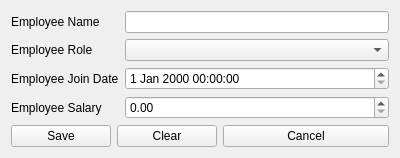
Old version of the form gui/FormAddEmployee.ui in the repository M-ElSherif/Nursery.
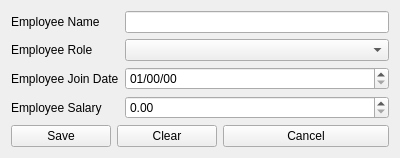
New version of the form.

Patch:
```diff
--- a/gui/FormAddEmployee.ui
+++ b/gui/FormAddEmployee.ui
@@ -44,7 +44,11 @@
       </widget>
      </item>
      <item row="2" column="1">
-      <widget class="QDateTimeEdit" name="dteEmployeeJoinDate"/>
+      <widget class="QDateTimeEdit" name="dteEmployeeJoinDate">
+       <property name="displayFormat">
+        <string>dd/mm/yy</string>
+       </property>
+      </widget>
      </item>
      <item row="3" column="0">
       <widget class="QLabel" name="lblEmployeeSalary">
```
